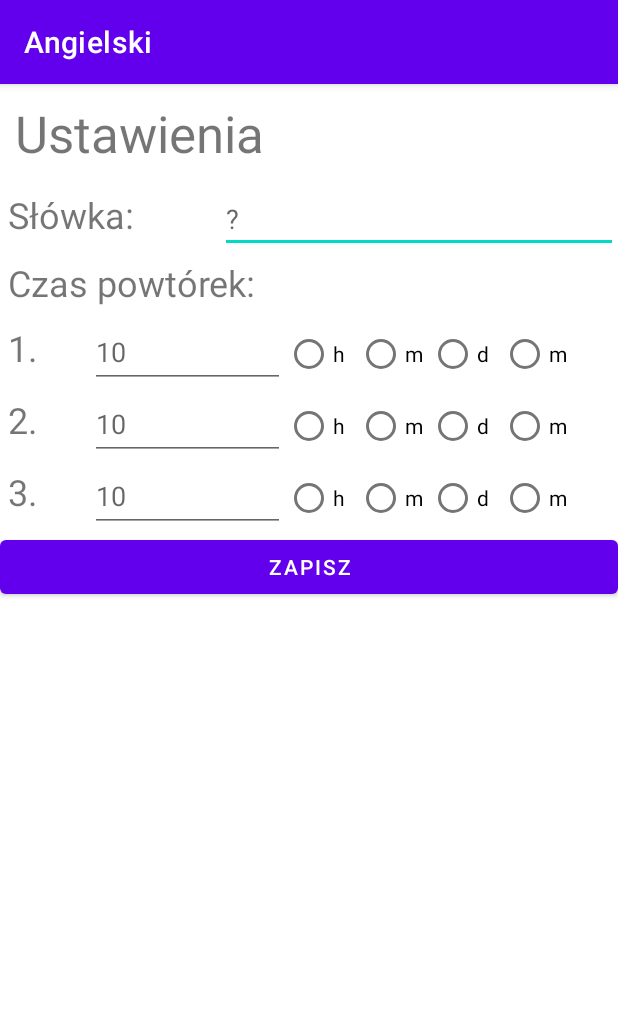
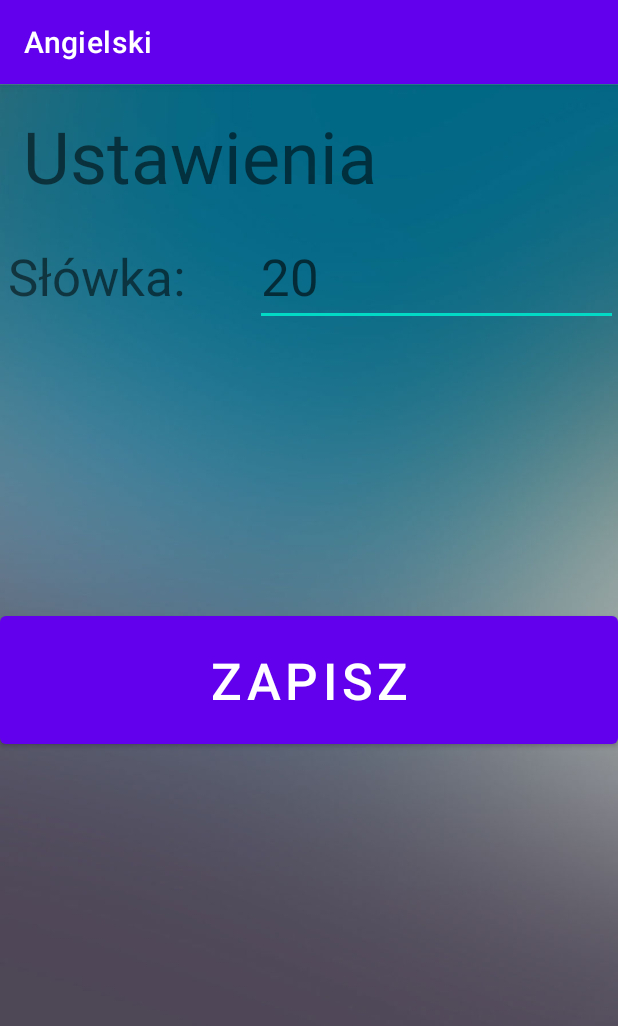
Before and after one commit to barmie9/EnglishWordsApp, an Android app: the screen it shows after launch (SettingsActivity), after a tap on "USTAWIENIA", on a phone screen of 412 x 824 dp. Shown: the top 1026 px of the screen. Run offline under Robolectric (Android 15) with nearby library versions, the phone set to English and light mode, and no system bars.

Commit message:
Finished settings and daily number of words updating

```diff
--- a/app/src/main/java/com/example/angielski/LearningActivity.kt
+++ b/app/src/main/java/com/example/angielski/LearningActivity.kt
@@ -9,7 +9,7 @@ import android.os.Bundle
 import android.provider.BaseColumns
 import android.view.View
 import com.example.angielski.databinding.ActivityLearningBinding
-//import com.example.angielski.databinding.ActivityMainBinding
+import com.example.angielski.databinding.ActivityMainBinding
 import java.util.*
 
 class LearningActivity : AppCompatActivity() {
--- a/app/src/main/java/com/example/angielski/MainActivity.kt
+++ b/app/src/main/java/com/example/angielski/MainActivity.kt
@@ -6,6 +6,8 @@ import androidx.appcompat.app.AppCompatActivity
 import android.os.Bundle
 import android.widget.Toast
 import com.example.angielski.databinding.ActivityMainBinding
+import java.time.LocalDateTime
+import java.time.format.DateTimeFormatter
 
 class MainActivity : AppCompatActivity() {
 
@@ -21,8 +23,10 @@ class MainActivity : AppCompatActivity() {
         binding = ActivityMainBinding.inflate(layoutInflater)
         setContentView(binding.root)
 
+
         // ----- Local file (variable) "Settings" -----
         val sharedPref: SharedPreferences = getSharedPreferences("Settings", MODE_PRIVATE)
+
 
         // ----- Create and fill DataBase for the first time -----
         if( !(sharedPref.getBoolean("isCreatedDataBase", false)) ){
@@ -30,11 +34,34 @@ class MainActivity : AppCompatActivity() {
             val editor: SharedPreferences.Editor = sharedPref.edit()
             editor.putBoolean("isCreatedDataBase",true)
             //------------------ DO POPRAWY--------------------
-            editor.putInt("WordsToLearnPlToEng",3)
-            editor.putInt("WordsToLearnEngToPl",3)
+            editor.putInt("wordsCount",20)
+            editor.apply()
+            editor.putString("prevDate", LocalDateTime.now().format(DateTimeFormatter.ofPattern("yyyy-MM-dd")))
+            editor.putInt("WordsToLearnPlToEng",sharedPref.getInt("wordsCount",10))
+            editor.putInt("WordsToLearnEngToPl",sharedPref.getInt("wordsCount",10))
             //--------------------------------------
-            editor.commit()
+            editor.apply()
         }
+
+
+        // ----- Daily update of vocabulary words for learning -----
+        val currentDate = LocalDateTime.now().format(DateTimeFormatter.ofPattern("yyyy-MM-dd"))
+        val lastDate = sharedPref.getString("prevDate","")
+        if(currentDate != lastDate){
+            Toast.makeText(applicationContext, "Nowe Słówka", Toast.LENGTH_SHORT).show()
+            val editor: SharedPreferences.Editor = sharedPref.edit()
+            editor.putInt("WordsToLearnPlToEng",sharedPref.getInt("wordsCount",50))
+            editor.putInt("WordsToLearnEngToPl",sharedPref.getInt("wordsCount",50))
+            editor.apply()
+        }
+
+
+
+            // ----- Set info about number of learned words -----
+            val plToEng = sharedPref.getInt("WordsToLearnPlToEng",50)
+            val engToPl = sharedPref.getInt("WordsToLearnEngToPl",50)
+            val dailyLimit= sharedPref.getInt("wordsCount",50)
+            binding.textViewInfo.text = "Nauczone:  ${dailyLimit - (plToEng + engToPl)/2 }/${dailyLimit}"
 
 
         // ----- Open a new activity "LearningActivity" if Learning  -----
--- a/app/src/main/res/layout/activity_settings.xml
+++ b/app/src/main/res/layout/activity_settings.xml
@@ -9,20 +9,21 @@
     <ScrollView
         android:layout_width="match_parent"
         android:layout_height="match_parent"
+        android:background="@drawable/tlo_1"
         android:contentDescription="@string/settings_describ">
 
         <LinearLayout
             android:layout_width="match_parent"
             android:layout_height="wrap_content"
-            android:orientation="vertical" >
+            android:orientation="vertical">
 
             <TextView
                 android:id="@+id/textView"
                 android:layout_width="match_parent"
                 android:layout_height="wrap_content"
-                android:padding="10dp"
+                android:padding="15dp"
                 android:text="@string/button_settings"
-                android:textSize="34sp" />
+                android:textSize="48sp" />
 
             <LinearLayout
                 android:layout_width="match_parent"
@@ -36,15 +37,18 @@
                     android:layout_weight="1"
                     android:padding="5dp"
                     android:text="Słówka:"
-                    android:textSize="24sp" />
+                    android:textSize="34sp" />
 
                 <EditText
                     android:id="@+id/editTextWord"
-                    android:layout_width="wrap_content"
+                    android:layout_width="200dp"
                     android:layout_height="wrap_content"
+
                     android:layout_weight="1"
                     android:ems="10"
+                    android:hint="0"
                     android:inputType="number"
+                    android:textSize="34sp"
                     tools:ignore="TouchTargetSizeCheck" />
 
             </LinearLayout>
@@ -56,12 +60,15 @@
                 android:layout_weight="1"
                 android:padding="5dp"
                 android:text="Czas powtórek:"
-                android:textSize="24sp" />
+                android:textSize="24sp"
+                android:visibility="invisible" />
 
             <RadioGroup
+                android:id="@+id/radioGroup1"
                 android:layout_width="match_parent"
                 android:layout_height="match_parent"
-                android:orientation="horizontal">
+                android:orientation="horizontal"
+                android:visibility="invisible">
 
                 <TextView
                     android:id="@+id/textView5"
@@ -77,12 +84,12 @@
                     android:layout_width="100dp"
                     android:layout_height="wrap_content"
                     android:layout_weight="1"
+                    android:autofillHints=""
                     android:ems="10"
-                    android:hint="10"
+                    android:hint="15"
                     android:inputType="textPersonName"
                     android:minHeight="48dp"
-                    tools:ignore="DuplicateSpeakableTextCheck"
-                    android:autofillHints="" />
+                    tools:ignore="DuplicateSpeakableTextCheck" />
 
                 <RadioButton
                     android:id="@+id/radioButton"
@@ -110,15 +117,18 @@
                     android:layout_width="wrap_content"
                     android:layout_height="wrap_content"
                     android:layout_weight="1"
+                    android:checked="true"
                     android:text="@string/minute"
                     tools:ignore="TouchTargetSizeCheck" />
 
             </RadioGroup>
 
             <RadioGroup
+                android:id="@+id/radioGroup2"
                 android:layout_width="match_parent"
                 android:layout_height="match_parent"
-                android:orientation="horizontal">
+                android:orientation="horizontal"
+                android:visibility="invisible">
 
                 <TextView
                     android:id="@+id/textRepeat_1"
@@ -134,16 +144,17 @@
                     android:layout_width="100dp"
                     android:layout_height="wrap_content"
                     android:layout_weight="1"
+                    android:autofillHints=""
                     android:ems="10"
-                    android:hint="10"
+                    android:hint="2"
                     android:inputType="textPersonName"
-                    android:minHeight="48dp"
-                    android:autofillHints="" />
+                    android:minHeight="48dp" />
 
                 <RadioButton
                     android:id="@+id/radioButton_2_1"
                     android:layout_width="wrap_content"
                     android:layout_height="wrap_content"
+                    android:checked="true"
                     android:text="@string/hour"
                     tools:ignore="TouchTargetSizeCheck" />
 
@@ -172,9 +183,11 @@
             </RadioGroup>
 
             <RadioGroup
+                android:id="@+id/radioGroup3"
                 android:layout_width="match_parent"
                 android:layout_height="match_parent"
-                android:orientation="horizontal">
+                android:orientation="horizontal"
+                android:visibility="invisible">
 
                 <TextView
                     android:id="@+id/textRepeat_2"
@@ -190,16 +203,17 @@
                     android:layout_width="100dp"
                     android:layout_height="wrap_content"
                     android:layout_weight="1"
+                    android:autofillHints=""
                     android:ems="10"
-                    android:hint="10"
+                    android:hint="7"
                     android:inputType="textPersonName"
-                    android:minHeight="48dp"
-                    android:autofillHints="" />
+                    android:minHeight="48dp" />
 
                 <RadioButton
                     android:id="@+id/radioButton_3_1"
                     android:layout_width="wrap_content"
                     android:layout_height="wrap_content"
+                    android:checked="true"
                     android:text="@string/hour"
                     tools:ignore="TouchTargetSizeCheck" />
 
@@ -223,6 +237,7 @@
                     android:layout_height="wrap_content"
                     android:layout_weight="1"
                     android:text="@string/minute"
+                    android:textColor="#000000"
                     tools:ignore="TouchTargetSizeCheck" />
 
             </RadioGroup>
@@ -231,7 +246,9 @@
                 android:id="@+id/buttonSave"
                 android:layout_width="match_parent"
                 android:layout_height="wrap_content"
-                android:text="ZAPISZ" />
+                android:padding="20dp"
+                android:text="ZAPISZ"
+                android:textSize="34sp" />
 
         </LinearLayout>
     </ScrollView>
```
Also changed, not shown: app/src/main/java/com/example/angielski/SettingsActivity.kt (+43 -6 lines), app/src/main/res/layout/activity_main.xml (+20 -8 lines).
